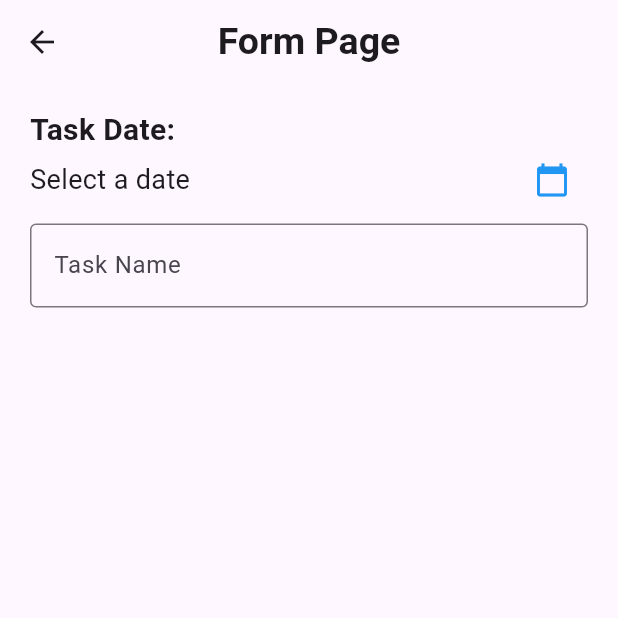
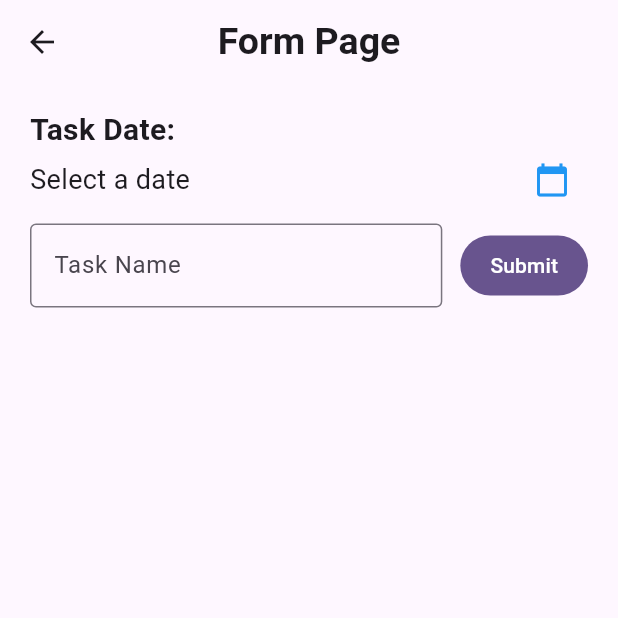
Before and after one commit to iffa28/TodoApp_0092, a Flutter app: the FormPage screen opened directly, on a phone screen of 412 x 824 dp, the top half of it. Run offline on Flutter 3.47's test engine with Material 3 defaults, Android fonts, the phone set to English and light mode, and no system bars.

Commit message:
menambahkan  button untuk submit data, validasi date dan validasi data ditambahkan

```diff
--- a/lib/form_page.dart
+++ b/lib/form_page.dart
@@ -90,6 +90,34 @@ class _FormPageState extends State<FormPage> {
                         ),
                       ),
                     ),
+
+                    SizedBox(width: 12),
+                    TextButton(
+                      onPressed: () {
+                        if (todoKey.currentState!.validate()) {
+                          if (selectedDate == null) {
+                            ScaffoldMessenger.of(context).showSnackBar(
+                              SnackBar(content: Text('Please select a date')),
+                            );
+                          } else {
+                            addTodo();
+                            ScaffoldMessenger.of(context).showSnackBar(
+                              SnackBar(content: Text('Data added Succesfully')),
+                            );
+                          }
+                        }
+                      },
+
+                      style: ElevatedButton.styleFrom(
+                        backgroundColor: Theme.of(context).primaryColor,
+                        padding: EdgeInsets.only(left: 20, right: 20),
+                      ),
+                      child: Text(
+                        'Submit',
+                        style: TextStyle(color: Colors.white),
+                      ),
+                    ),
+
                   ],
                 ),
               ),
```
